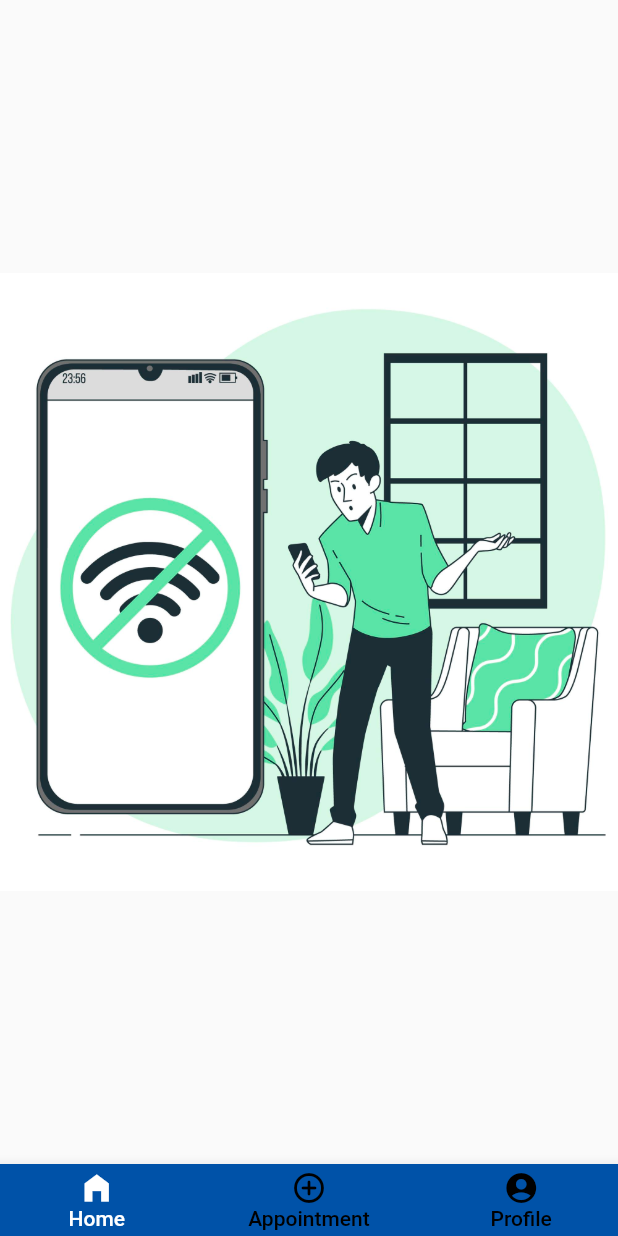
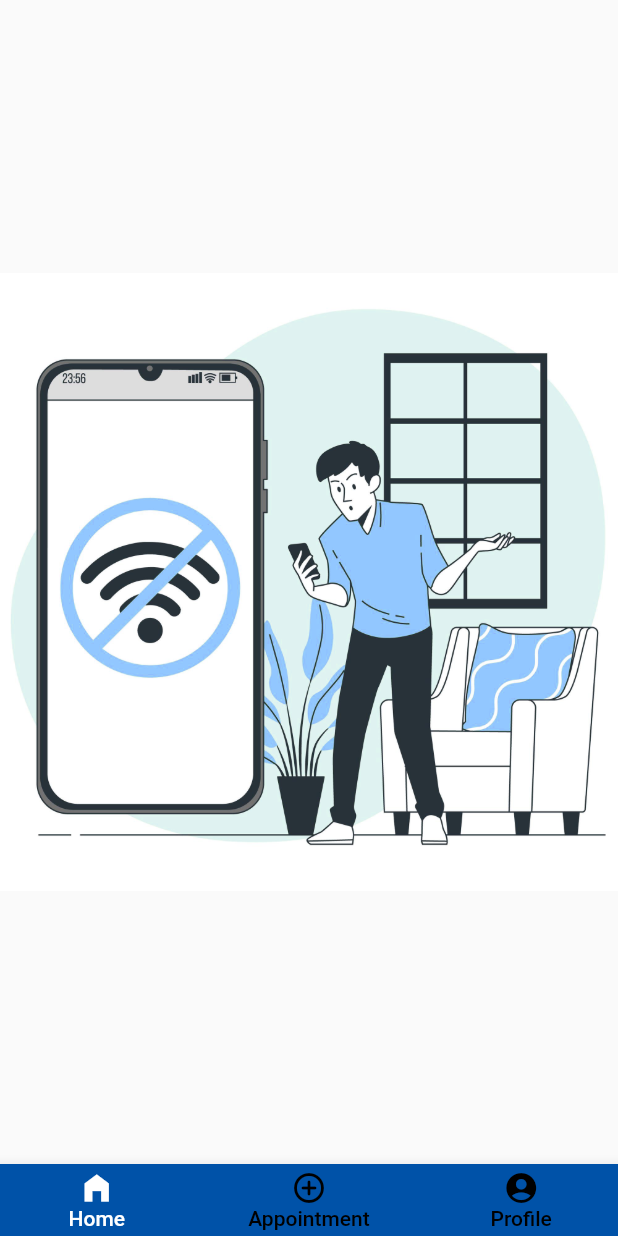
Before and after one commit to El3aQeeD/clinic_app, a Flutter app: the screen it shows after launch, on a phone screen of 412 x 824 dp. Run offline on Flutter 3.47's test engine with Material 2 defaults, Android fonts, the phone set to English and light mode, and no system bars; our stand-ins replace flutter_bloc, flutter_screenutil, shared_preferences, sqflite; missing offline and left inert: dart:ffi; accounts and stored records are empty; network calls fail.

Commit message:
noConnection_photo

```diff
--- a/lib/views/home_view.dart
+++ b/lib/views/home_view.dart
@@ -136,7 +136,7 @@ class Home extends StatelessWidget {
 
       },
       builder:(context,state)=> Scaffold(
-        body: obj.noInternet == true ? Center(child: Image.asset("images/noConnection.jpg"),):
+        body: obj.noInternet == true ? Center(child: Image.asset("images/noConnection.png"),):
         obj.isLoading == true ? const Center(child: CircularProgressIndicator(),) :
         SafeArea(
           child: Padding(
```
Also changed, not shown: images/noConnection.png (added).
